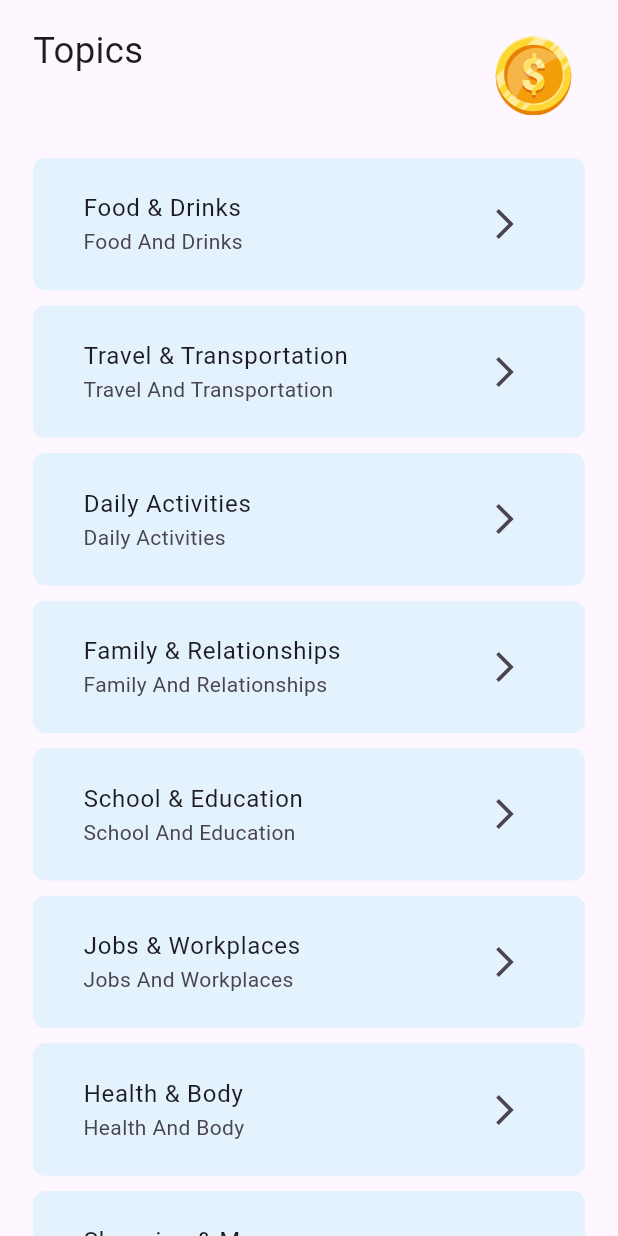
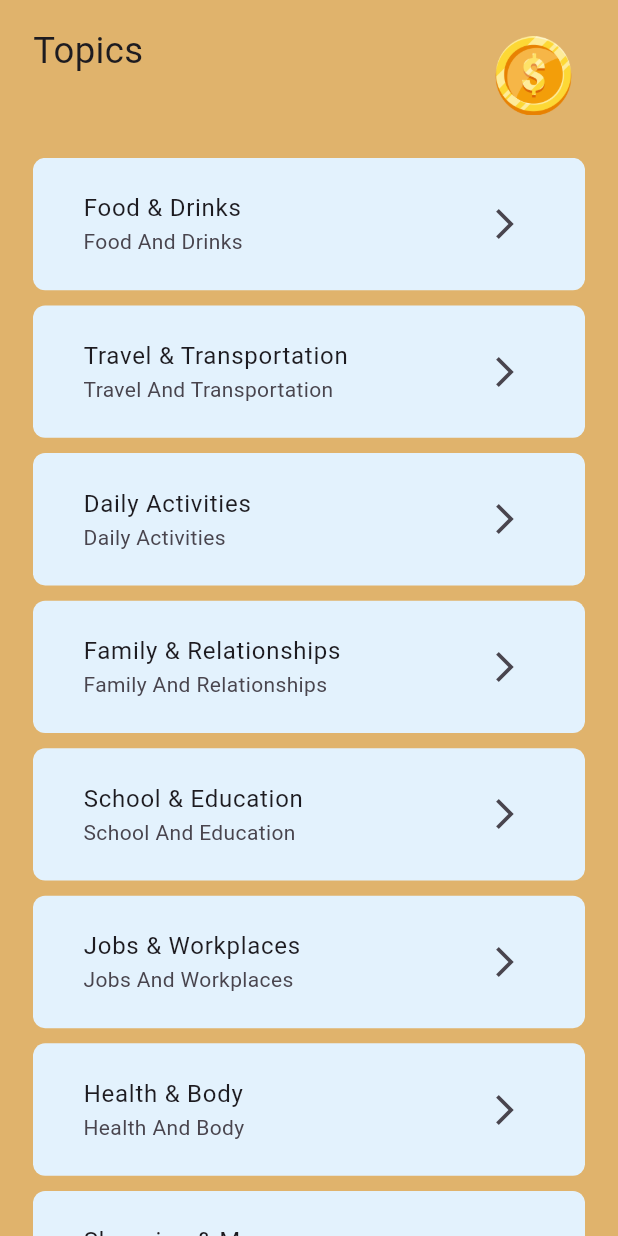
Before and after one commit to QuangAnhTr9s/quizz_app_with_level, a Flutter app: the screen it shows after launch, on a phone screen of 412 x 824 dp. Run offline on Flutter 3.47's test engine with Material 3 defaults, Android fonts, the light colour scheme and no system bars; our stand-ins replace cached_network_image, flutter_easyloading, flutter_screenutil, flutter_tts, in_app_purchase, percent_indicator; missing offline and left inert: in_app_purchase_android, in_app_purchase_storekit, page_flip_builder; accounts and stored records are empty.

Commit message:
change bg color

```diff
--- a/lib/feature/flash_card/widgets/category_list_screen.dart
+++ b/lib/feature/flash_card/widgets/category_list_screen.dart
@@ -26,6 +26,7 @@ class _CategoryListScreenState extends State<CategoryListScreen> {
   @override
   Widget build(BuildContext context) {
     return Scaffold(
+      backgroundColor: Color(0xffe0b36c),
       body: SafeArea(
         child: Padding(
           padding: EdgeInsets.symmetric(
```
